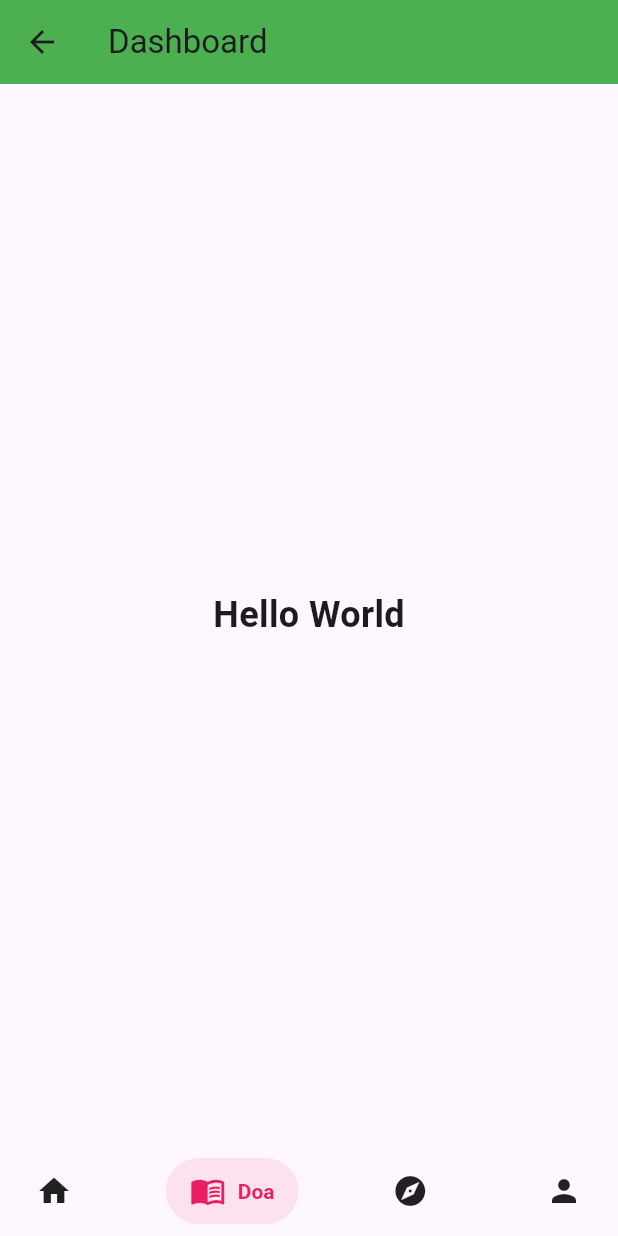
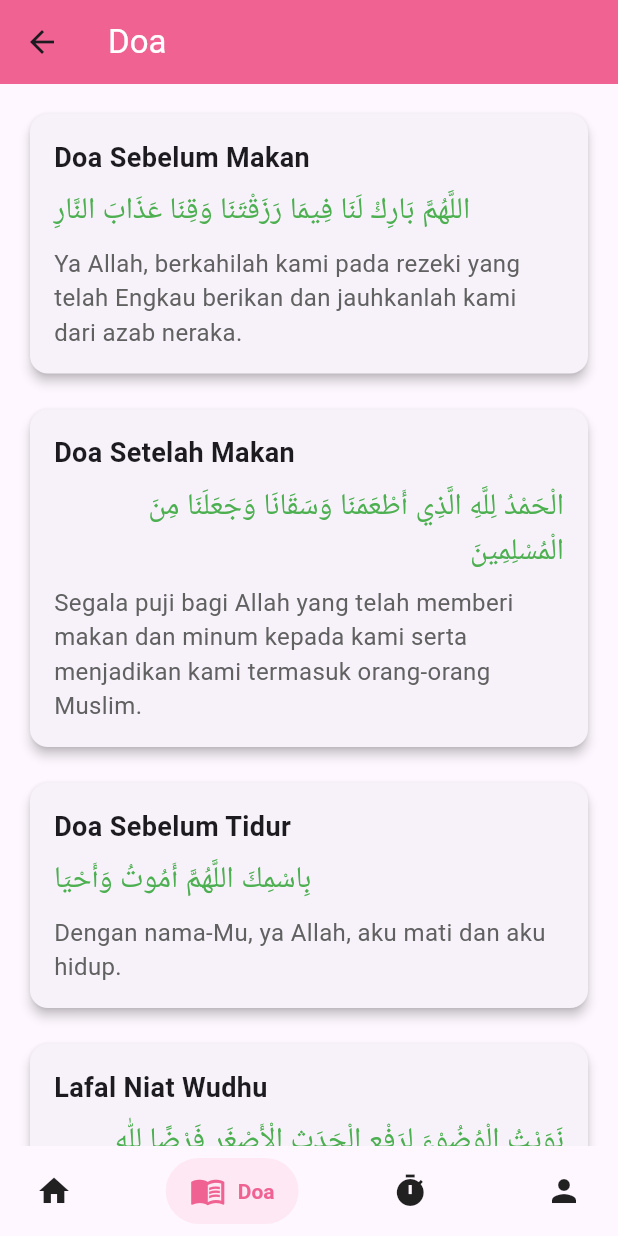
Before and after one commit to yipan12/projectuts, a Flutter app: the Dashboard screen opened directly, item 2 of the bottom bar chosen, on a phone screen of 412 x 824 dp. Run offline on Flutter 3.47's test engine with Material 3 defaults, Android fonts, the phone set to English and light mode, and no system bars; drawn by our look-alikes of salomon_bottom_bar; our stand-ins replace adhan, fluttertoast.

Commit message:
doa dan botom bar

```diff
--- a/lib/main.dart
+++ b/lib/main.dart
@@ -1,6 +1,7 @@
 import 'package:flutter/material.dart';
 import 'package:fluttertoast/fluttertoast.dart';
 import 'package:projectuts/page/Dashboard.dart';
+import 'package:projectuts/page/Navmain.dart';
 
 void main() {
   runApp(MaterialApp(
--- a/lib/page/Doa.dart
+++ b/lib/page/Doa.dart
@@ -0,0 +1,83 @@
+import 'package:flutter/material.dart';
+
+class DoaPage extends StatelessWidget {
+  @override
+  Widget build(BuildContext context) {
+    return Scaffold(
+      appBar: AppBar(
+        title: Text("Doa", style: TextStyle(color: Colors.white)),
+        backgroundColor: Colors.pink[300],
+      ),
+      body: ListView(
+        padding: EdgeInsets.all(16),
+        children: [
+          _buildDoaCard(
+            context,
+            "Doa Sebelum Makan",
+            "اللَّهُمَّ بَارِكْ لَنَا فِيمَا رَزَقْتَنَا وَقِنَا عَذَابَ النَّارِ",
+            "Ya Allah, berkahilah kami pada rezeki yang telah Engkau berikan dan jauhkanlah kami dari azab neraka.",
+          ),
+          SizedBox(height: 16),
+          _buildDoaCard(
+            context,
+            "Doa Setelah Makan",
+            "الْحَمْدُ لِلَّهِ الَّذِي أَطْعَمَنَا وَسَقَانَا وَجَعَلَنَا مِنَ الْمُسْلِمِينَ",
+            "Segala puji bagi Allah yang telah memberi makan dan minum kepada kami serta menjadikan kami termasuk orang-orang Muslim.",
+          ),
+          SizedBox(height: 16),
+          _buildDoaCard(
+            context,
+            "Doa Sebelum Tidur",
+            "بِاسْمِكَ اللَّهُمَّ أَمُوتُ وَأَحْيَا",
+            "Dengan nama-Mu, ya Allah, aku mati dan aku hidup.",
+          ),
+          SizedBox(
+            height: 16,
+          ),
+          _buildDoaCard(
+              context,
+              "Lafal Niat Wudhu",
+              "نَوَيْتُ الْوُضُوْءَ لِرَفْعِ الْحَدَثِ الْأَصْغَرِ فَرْضًا لِلّٰهِ تَعَالَى",
+              "Saya niat berwudhu untuk menghilangkan hadats kecil, fardhu karena Allah Ta‘la")
+        ],
+      ),
+    );
+  }
+
+  Widget _buildDoaCard(BuildContext context, String title, String arabicText,
+      String translation) {
+    return Card(
+      elevation: 3,
+      shape: RoundedRectangleBorder(
+        borderRadius: BorderRadius.circular(12),
+      ),
+      child: Padding(
+        padding: const EdgeInsets.all(16.0),
+        child: Column(
+          crossAxisAlignment: CrossAxisAlignment.start,
+          children: [
+            Text(
+              title,
+              style: TextStyle(fontSize: 18, fontWeight: FontWeight.bold),
+            ),
+            SizedBox(height: 8),
+            Text(
+              arabicText,
+              style: TextStyle(
+                fontSize: 20,
+                fontWeight: FontWeight.w500,
+                color: Colors.green,
+              ),
+              textAlign: TextAlign.right,
+            ),
+            SizedBox(height: 8),
+            Text(
+              translation,
+              style: TextStyle(fontSize: 16, color: Colors.grey[700]),
+            ),
+          ],
+        ),
+      ),
+    );
+  }
+}
--- /dev/null
+++ b/lib/page/Navmain.dart
@@ -0,0 +1,69 @@
+import 'package:flutter/material.dart';
+import 'package:projectuts/page/Dashboard.dart';
+import 'package:projectuts/page/Doa.dart';
+import 'package:salomon_bottom_bar/salomon_bottom_bar.dart';
+
+void main() {
+  runApp(MyApp());
+}
+
+class MyApp extends StatelessWidget {
+  @override
+  Widget build(BuildContext context) {
+    return MaterialApp(
+      debugShowCheckedModeBanner: false,
+      home: Dashboard(),
+    );
+  }
+}
+
+class Dashboard extends StatefulWidget {
+  @override
+  _DashboardState createState() => _DashboardState();
+}
+
+class _DashboardState extends State<Dashboard> {
+  int _currentIndex = 0;
+  final List<Widget> _pages = [
+    DashboardPage(),
+    DoaPage(),
+    Center(child: Text("Waktu Page")),
+    Center(child: Text("Waktu Page")),
+  ];
+
+  @override
+  Widget build(BuildContext context) {
+    return Scaffold(
+      body: IndexedStack(
+        index: _currentIndex,
+        children: _pages,
+      ),
+      bottomNavigationBar: SalomonBottomBar(
+        currentIndex: _currentIndex,
+        onTap: (i) => setState(() => _currentIndex = i),
+        items: [
+          SalomonBottomBarItem(
+            icon: Icon(Icons.home),
+            title: Text("Home"),
+            selectedColor: Colors.green,
+          ),
+          SalomonBottomBarItem(
+            icon: Icon(Icons.menu_book),
+            title: Text("Doa"),
+            selectedColor: Colors.pink[300],
+          ),
+          SalomonBottomBarItem(
+            icon: Icon(Icons.timer),
+            title: Text("Waktu"),
+            selectedColor: Colors.orange,
+          ),
+          SalomonBottomBarItem(
+            icon: Icon(Icons.person),
+            title: Text("Profile"),
+            selectedColor: Colors.teal,
+          ),
+        ],
+      ),
+    );
+  }
+}
--- a/pubspec.yaml
+++ b/pubspec.yaml
@@ -33,6 +33,8 @@ dependencies:
   fluttertoast: ^8.2.8
   salomon_bottom_bar: ^3.3.2
   cupertino_icons: ^1.0.8
+  adhan: ^2.0.0+1
+  intl: ^0.20.0
 
 dev_dependencies:
   flutter_test:
@@ -56,6 +58,7 @@ flutter:
   uses-material-design: true
   assets:
     - asset/Logo.png
+    - asset/Mosque.png
 
   # To add assets to your application, add an assets section, like this:
   # assets:
```
Also changed, not shown: lib/page/Dashboard.dart (+135 -40 lines), asset/Mosque.png (added), lib/page/Qiblah.dart (deleted), lib/page/Waktu.dart (added), pubspec.lock.
